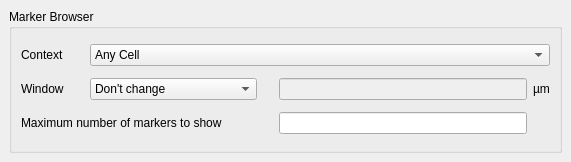
The window that src/layui/layui/MarkerBrowserConfigPage.ui (KLayout/klayout) describes before a commit, drawn with Qt 5.
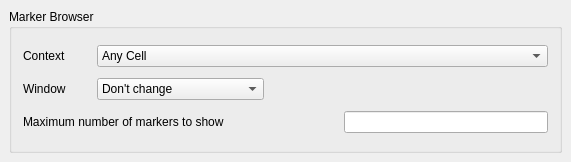
The same window after the commit. Custom widgets are drawn as their Qt base class.

Commit message: Implemented relative mode for marker browser config. Can read existing config.

What changed in the file:
```diff
--- a/src/layui/layui/MarkerBrowserConfigPage.ui
+++ b/src/layui/layui/MarkerBrowserConfigPage.ui
@@ -26,14 +26,15 @@
       <string>Marker Browser</string>
      </property>
      <layout class="QGridLayout">
-      <property name="margin">
-       <number>9</number>
-      </property>
       <property name="spacing">
        <number>6</number>
       </property>
-      <item row="2" column="3">
-       <widget class="QLineEdit" name="le_max_markers"/>
+      <item row="2" column="0" colspan="2">
+       <widget class="QLabel" name="label_2">
+        <property name="text">
+         <string>Maximum number of markers to show</string>
+        </property>
+       </widget>
       </item>
       <item row="1" column="2">
        <spacer>
@@ -87,7 +88,7 @@
         </item>
        </widget>
       </item>
-      <item row="0" column="1" colspan="4">
+      <item row="0" column="1" colspan="5">
        <widget class="QComboBox" name="cbx_context">
         <item>
          <property name="text">
@@ -116,20 +117,6 @@
         </item>
        </widget>
       </item>
-      <item row="1" column="3">
-       <widget class="QLineEdit" name="le_window">
-        <property name="enabled">
-         <bool>false</bool>
-        </property>
-       </widget>
-      </item>
-      <item row="2" column="0" colspan="2">
-       <widget class="QLabel" name="label_2">
-        <property name="text">
-         <string>Maximum number of markers to show</string>
-        </property>
-       </widget>
-      </item>
       <item row="0" column="0">
        <widget class="QLabel" name="textLabel1_3">
         <property name="text">
@@ -137,12 +124,11 @@
         </property>
        </widget>
       </item>
-      <item row="1" column="4">
-       <widget class="QLabel" name="textLabel2">
-        <property name="text">
-         <string>µm</string>
-        </property>
-       </widget>
+      <item row="2" column="3" colspan="3">
+       <widget class="QLineEdit" name="le_max_markers"/>
+      </item>
+      <item row="1" column="3" colspan="3">
+       <widget class="lay::MarginWidget" name="mgn_window" native="true"/>
       </item>
      </layout>
     </widget>
@@ -150,6 +136,14 @@
   </layout>
  </widget>
  <layoutdefault spacing="6" margin="11"/>
+ <customwidgets>
+  <customwidget>
+   <class>lay::MarginWidget</class>
+   <extends>QWidget</extends>
+   <header>layWidgets.h</header>
+   <container>1</container>
+  </customwidget>
+ </customwidgets>
  <resources/>
  <connections/>
 </ui>
```
Left out of the diff: 2 changed lines with no effect on the pictures. The commit also changes 9 other files.
